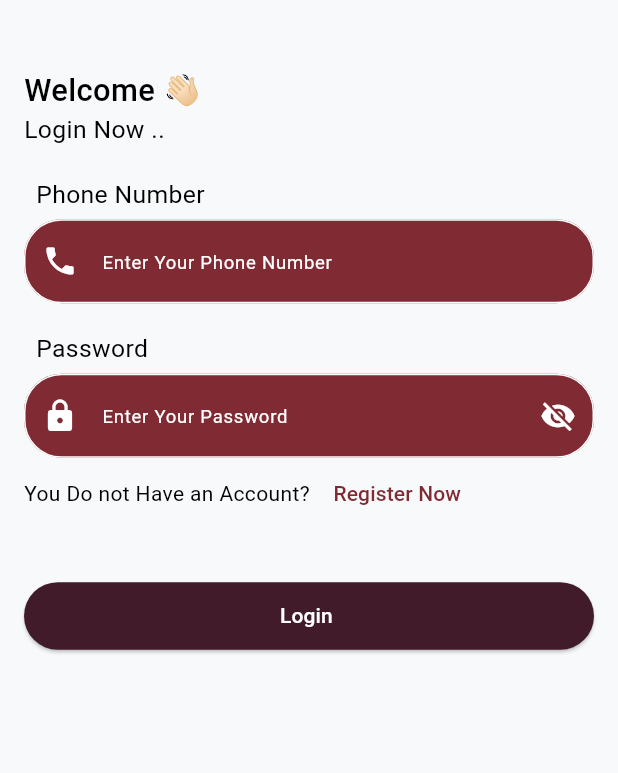
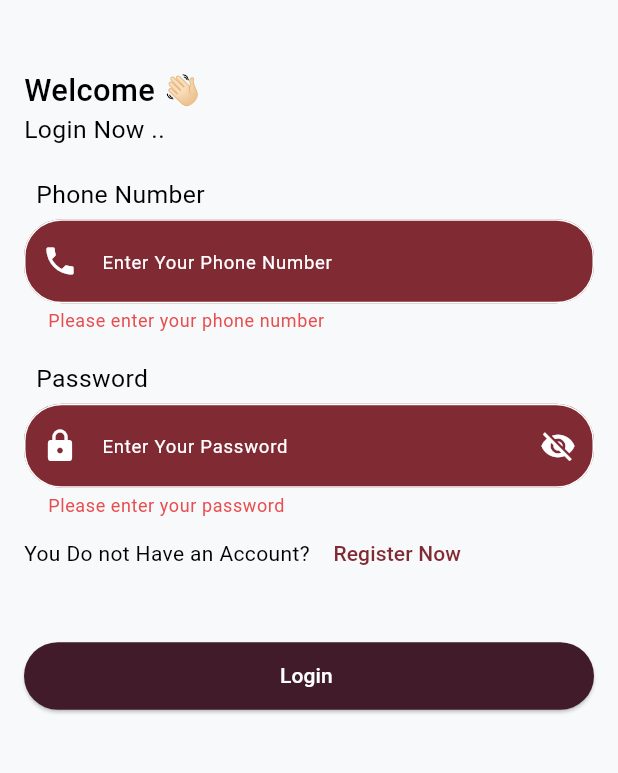
Before and after one commit to osama-ahmed-alsharabi/dinereserve, a Flutter app: the screen it shows after launch, after a tap on "Skip", after a tap on "Login", on a phone screen of 412 x 824 dp, the part 424-1197 px from its top. Run offline on Flutter 3.47's test engine with Material 3 defaults, Android fonts, the phone set to English and light mode, and no system bars; our stand-ins replace flutter_bloc, get_it, go_router, lottie, supabase_flutter; accounts and stored records are empty; Roboto replaces fonts that are missing (Cairo).

Commit message:
done with login feature

```diff
--- a/lib/feature/auth/login/presentation/view/login_view.dart
+++ b/lib/feature/auth/login/presentation/view/login_view.dart
@@ -1,20 +1,18 @@
-import 'package:dinereserve/feature/auth/login/presentation/view/widgets/login_background_widget.dart';
-import 'package:dinereserve/feature/auth/login/presentation/view/widgets/login_form_widget.dart';
+import 'package:dinereserve/core/helpers/service_locator.dart';
+import 'package:dinereserve/feature/auth/login/presentation/view/widgets/login_body_widget.dart';
+import 'package:dinereserve/feature/auth/login/presentation/view_model/cubit/login_cubit.dart';
 import 'package:flutter/material.dart';
+import 'package:flutter_bloc/flutter_bloc.dart';
+import 'package:supabase_flutter/supabase_flutter.dart';
 
 class LoginView extends StatelessWidget {
   const LoginView({super.key});
 
   @override
   Widget build(BuildContext context) {
-    return Scaffold(
-      body: Column(
-        crossAxisAlignment: CrossAxisAlignment.start,
-        children: [
-          LoginBackgroundWidget(),
-          LoginFormWidget(),
-        ],
-      ),
+    return BlocProvider(
+      create: (context) => LoginCubit(getIt.get<SupabaseClient>()),
+      child: Scaffold(body: LoginBodyWidget()),
     );
   }
 }
--- /dev/null
+++ b/lib/feature/auth/login/presentation/view/widgets/login_body_widget.dart
@@ -0,0 +1,48 @@
+import 'package:dinereserve/core/widgets/custom_snack_bar.dart';
+import 'package:dinereserve/core/widgets/loading_widget.dart';
+import 'package:dinereserve/feature/auth/login/presentation/view/widgets/login_background_widget.dart';
+import 'package:dinereserve/feature/auth/login/presentation/view/widgets/login_form_widget.dart';
+import 'package:dinereserve/feature/auth/login/presentation/view_model/cubit/login_cubit.dart';
+import 'package:dinereserve/feature/auth/login/presentation/view_model/cubit/login_state.dart';
+import 'package:flutter/material.dart';
+import 'package:flutter_bloc/flutter_bloc.dart';
+
+class LoginBodyWidget extends StatelessWidget {
+  const LoginBodyWidget({super.key});
+
+  @override
+  Widget build(BuildContext context) {
+    return BlocConsumer<LoginCubit, LoginState>(
+      listener: (context, state) {
+        if (state is LoginFaulier) {
+          CustomSnackBar.customSnackBar(
+            context: context,
+            title: state.errorMessage,
+            color: Colors.red,
+          );
+        }
+
+        if (state is LoginSuccess) {
+          CustomSnackBar.customSnackBar(
+            context: context,
+            title: "Welcome",
+            color: Colors.green,
+          );
+        }
+      },
+      builder: (context, state) {
+        return PopScope(
+          canPop: state is! LoginLoading,
+
+          child: LoadingWidget(
+            isLoading: state is LoginLoading,
+            child: Column(
+              crossAxisAlignment: CrossAxisAlignment.start,
+              children: [LoginBackgroundWidget(), LoginFormWidget()],
+            ),
+          ),
+        );
+      },
+    );
+  }
+}
--- a/lib/feature/auth/login/presentation/view/widgets/login_form_widget.dart
+++ b/lib/feature/auth/login/presentation/view/widgets/login_form_widget.dart
@@ -4,7 +4,9 @@ import 'package:dinereserve/core/utils/app_text_style.dart';
 import 'package:dinereserve/core/widgets/custom_button_widget.dart';
 import 'package:dinereserve/core/widgets/custom_text_from_field_password.dart';
 import 'package:dinereserve/core/widgets/custom_text_from_field_widget.dart';
+import 'package:dinereserve/feature/auth/login/presentation/view_model/cubit/login_cubit.dart';
 import 'package:flutter/material.dart';
+import 'package:flutter_bloc/flutter_bloc.dart';
 import 'package:go_router/go_router.dart';
 
 class LoginFormWidget extends StatefulWidget {
@@ -43,6 +45,7 @@ class _LoginFormWidgetState extends State<LoginFormWidget> {
               Text("Login Now ..", style: context.textStyle.text16Regular),
               SizedBox(height: 15),
               CustomTextFromFieldWidget(
+                controller: phoneController,
                 validator: (value) => ValidatorHelper.validateSaudiPhone(value),
                 padding: 0,
                 label: "Phone Number",
@@ -51,6 +54,7 @@ class _LoginFormWidgetState extends State<LoginFormWidget> {
               ),
               SizedBox(height: 15),
               CustomTextFromFieldPassword(
+                controller: passwordController,
                 validator: (value) => ValidatorHelper.validatePassword(value),
                 padding: 0,
                 label: "Password",
@@ -69,7 +73,20 @@ class _LoginFormWidgetState extends State<LoginFormWidget> {
                 ],
               ),
               SizedBox(height: 35),
-              CustomButtonWidget(onPressed: () {}, child: Text("Login ")),
+              CustomButtonWidget(
+                onPressed: () {
+                  if (formKey.currentState!.validate()) {
+                    BlocProvider.of<LoginCubit>(context).login(
+                      phone: phoneController.text,
+                      password: passwordController.text,
+                    );
+                  } else {
+                    autovalidateMode = AutovalidateMode.always;
+                    setState(() {});
+                  }
+                },
+                child: Text("Login "),
+              ),
             ],
           ),
         ),
--- /dev/null
+++ b/lib/feature/auth/login/presentation/view_model/cubit/login_cubit.dart
@@ -0,0 +1,33 @@
+import 'dart:developer';
+
+import 'package:dinereserve/core/errors/supabase_error_handler.dart';
+import 'package:dinereserve/feature/auth/login/presentation/view_model/cubit/login_state.dart';
+import 'package:flutter_bloc/flutter_bloc.dart';
+import 'package:supabase_flutter/supabase_flutter.dart';
+
+class LoginCubit extends Cubit<LoginState> {
+  final SupabaseClient supabaseClient;
+  LoginCubit(this.supabaseClient) : super(LoginInitial());
+
+  void login({required String phone, required String password}) async {
+    emit(LoginLoading());
+
+    try {
+      final fakeEmail = "user_$phone@auth.local";
+
+      final result = await supabaseClient.auth.signInWithPassword(
+        email: fakeEmail,
+        password: password,
+      );
+
+      if (result.user == null) {
+        throw Exception("Login failed");
+      }
+      emit(LoginSuccess());
+    } catch (e) {
+      log(e.toString());
+      final errorMessage = SupabaseErrorHandler.parseAuthException(e);
+      emit(LoginFaulier(errorMessage: errorMessage));
+    }
+  }
+}
--- /dev/null
+++ b/lib/feature/auth/login/presentation/view_model/cubit/login_state.dart
@@ -0,0 +1,13 @@
+abstract class LoginState {}
+
+final class LoginInitial extends LoginState {}
+
+final class LoginSuccess extends LoginState {}
+
+final class LoginLoading extends LoginState {}
+
+final class LoginFaulier extends LoginState {
+  final String errorMessage;
+
+  LoginFaulier({required this.errorMessage});
+}
--- a/lib/feature/auth/register/presentation/view/widgets/register_body_widget.dart
+++ b/lib/feature/auth/register/presentation/view/widgets/register_body_widget.dart
@@ -7,6 +7,7 @@ import 'package:dinereserve/feature/auth/register/presentation/view_model/cubit/
 import 'package:dinereserve/feature/auth/register/presentation/view_model/cubit/register_state.dart';
 import 'package:flutter/material.dart';
 import 'package:flutter_bloc/flutter_bloc.dart';
+import 'package:go_router/go_router.dart';
 
 class RegiserBodyWidget extends StatelessWidget {
   const RegiserBodyWidget({super.key});
@@ -28,6 +29,7 @@ class RegiserBodyWidget extends StatelessWidget {
             title: "Registeration Done Successfully",
             color: Colors.green,
           );
+          context.pop();
         }
       },
       builder: (context, state) {
--- a/lib/feature/auth/register/presentation/view_model/cubit/register_cubit.dart
+++ b/lib/feature/auth/register/presentation/view_model/cubit/register_cubit.dart
@@ -1,3 +1,5 @@
+import 'dart:developer';
+
 import 'package:dinereserve/core/errors/supabase_error_handler.dart';
 import 'package:dinereserve/core/model/user_model.dart';
 import 'package:dinereserve/feature/auth/register/presentation/view_model/cubit/register_state.dart';
@@ -28,6 +30,7 @@ class RegisterCubit extends Cubit<RegisterState> {
       });
       emit(RegisterSuccess());
     } catch (e) {
+      log(e.toString());
       final errorMessage = SupabaseErrorHandler.parseAuthException(e);
       emit(RegisterFailuer(errorMessage: errorMessage));
     }
```
Also changed, not shown: 1 other file.
